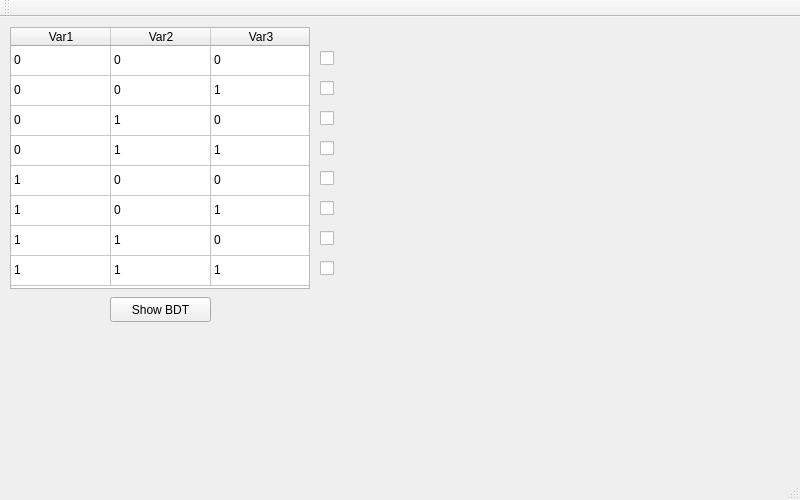
Qt form BDD/mainwindow.ui (ivan-ristovic/BDD) before a commit.
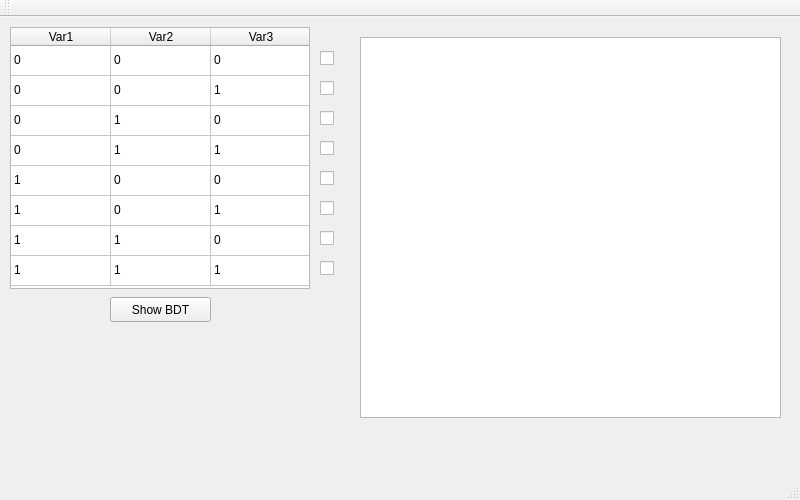
The same form after that commit. Icons and pictures are not drawn.

The edit to the form file:
```diff
--- a/BDD/mainwindow.ui
+++ b/BDD/mainwindow.ui
@@ -338,13 +338,13 @@
      <string/>
     </property>
    </widget>
-   <widget class="QWidget" name="widget" native="true">
+   <widget class="QGraphicsView" name="graphicsView">
     <property name="geometry">
      <rect>
       <x>360</x>
-      <y>10</y>
-      <width>431</width>
-      <height>441</height>
+      <y>20</y>
+      <width>421</width>
+      <height>381</height>
      </rect>
     </property>
    </widget>
```
